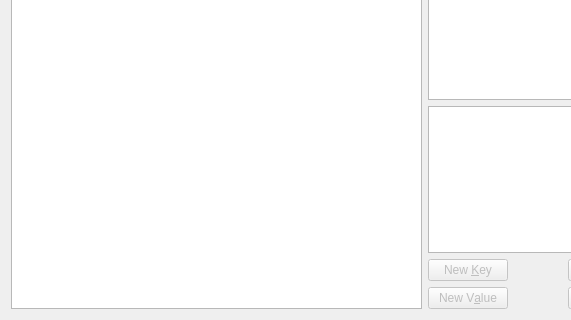
This is miasmod_data.ui in DarkStarSword/miasmata-fixes as Qt 5 draws it before an edit; both pictures show x 0 to 571 and y 170 to 490 of the 713 by 490 pixel window. The edited form follows.
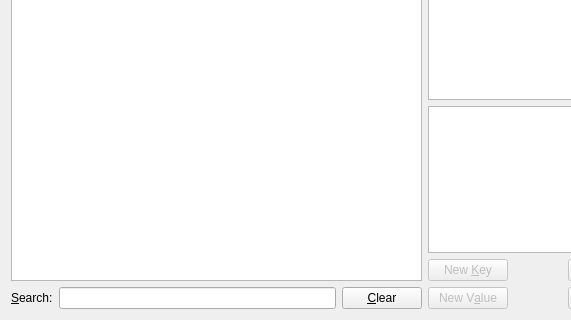
This is the edited form.

The edit to the form file:
```diff
--- a/miasmod_data.ui
+++ b/miasmod_data.ui
@@ -51,6 +51,8 @@
    <item>
     <layout class="QHBoxLayout" name="horizontalLayout" stretch="3,2">
      <item>
+      <layout class="QVBoxLayout" name="verticalLayout">
+       <item>
       <widget class="QTreeView" name="treeView">
        <property name="contextMenuPolicy">
         <enum>Qt::ActionsContextMenu</enum>
@@ -70,6 +72,32 @@
       </widget>
      </item>
      <item>
+        <layout class="QHBoxLayout" name="horizontalLayout_3">
+         <item>
+          <widget class="QLabel" name="label_4">
+           <property name="text">
+            <string>&amp;Search:</string>
+           </property>
+           <property name="buddy">
+            <cstring>search</cstring>
+           </property>
+          </widget>
+         </item>
+         <item>
+          <widget class="QLineEdit" name="search"/>
+         </item>
+         <item>
+          <widget class="QPushButton" name="clear_search">
+           <property name="text">
+            <string>&amp;Clear</string>
+           </property>
+          </widget>
+         </item>
+        </layout>
+       </item>
+      </layout>
+     </item>
+     <item>
       <layout class="QVBoxLayout" name="verticalLayout_2">
        <item>
         <layout class="QFormLayout" name="formLayout">
```
Left out of the diff: 19 changed lines with no effect on the pictures. Lines whose indentation alone changed are shown as unchanged.
